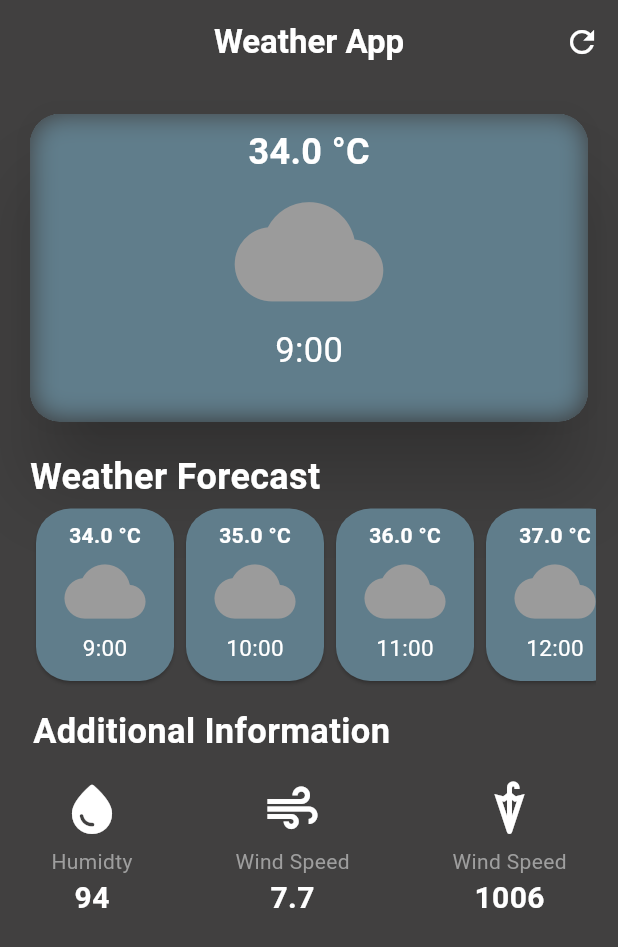
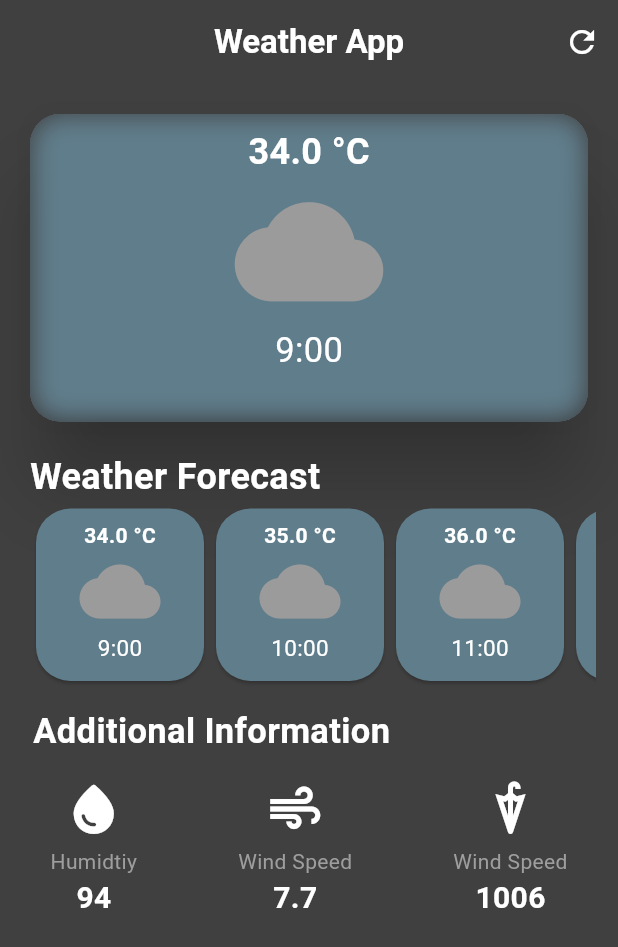
Before and after one commit to gitameerhamza/weatherApp, a Flutter app: the screen it shows after launch, on a phone screen of 412 x 824 dp. Shown: the top 947 px of the screen. Run offline on Flutter 3.47's test engine with Material 3 defaults, Android fonts, the phone set to English and light mode, and no system bars.

Commit message:
nothing to commit, working tree clean

```diff
--- a/analysis_options.yaml
+++ b/analysis_options.yaml
@@ -7,6 +7,9 @@
 
 # The following line activates a set of recommended lints for Flutter apps,
 # packages, and plugins designed to encourage good coding practices.
+analyzer:
+  errors:
+    non_constant_identifier_names: ignore
 include: package:flutter_lints/flutter.yaml
 
 linter:
--- a/lib/additionalinfo.dart
+++ b/lib/additionalinfo.dart
@@ -21,7 +21,7 @@ class additionalinfo extends StatelessWidget {
               height: 5,
             ),
             Text(
-              'Humidty',
+              'Humidtiy',
               style: TextStyle(color: Colors.grey),
             ),
             Text(
--- a/lib/main.dart
+++ b/lib/main.dart
@@ -48,6 +48,7 @@ class MyApp extends StatelessWidget {
                   SingleChildScrollView(
                     scrollDirection: Axis.horizontal,
                     child: Row(
+                      mainAxisAlignment: MainAxisAlignment.spaceEvenly,
                       children: [
                         newwetherCard('34.0 °C','9:00'),
                         newwetherCard('35.0 °C','10:00'),
--- a/lib/weatherforecast.dart
+++ b/lib/weatherforecast.dart
@@ -3,7 +3,7 @@ import 'package:flutter/material.dart';
 SizedBox newwetherCard(String Temperature,String Time) {
   return SizedBox(
     height: 123,
-    width: 100,
+    width: 120,
     child: Card(
       color: Colors.blueGrey,
       shape: RoundedRectangleBorder(borderRadius: BorderRadius.circular(23)),
```
